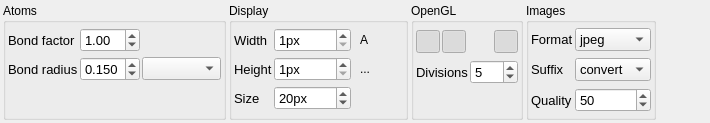
piti-diablotin/qAgate, file tabs/settings.ui: the form before one commit.
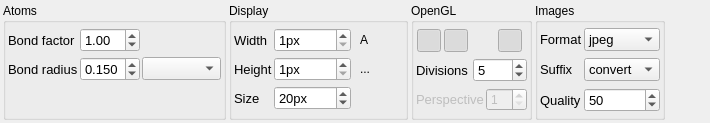
The form after the commit. Icons and pictures are not drawn. Custom widgets are drawn as their Qt base class.

Commit message: Add perspective angle option

```diff
--- a/tabs/settings.ui
+++ b/tabs/settings.ui
@@ -829,13 +829,7 @@
       </item>
       <item>
        <widget class="QWidget" name="widget_4" native="true">
-        <property name="sizePolicy">
-         <sizepolicy hsizetype="Preferred" vsizetype="Maximum">
-          <horstretch>0</horstretch>
-          <verstretch>0</verstretch>
-         </sizepolicy>
-        </property>
-        <layout class="QVBoxLayout" name="verticalLayout_3">
+        <layout class="QHBoxLayout" name="horizontalLayout_3">
          <property name="spacing">
           <number>2</number>
          </property>
@@ -852,17 +846,32 @@
           <number>0</number>
          </property>
          <item>
-          <spacer name="verticalSpacer_2">
-           <property name="orientation">
-            <enum>Qt::Vertical</enum>
+          <widget class="QLabel" name="perspectiveAngleLabel">
+           <property name="enabled">
+            <bool>false</bool>
            </property>
-           <property name="sizeHint" stdset="0">
-            <size>
-             <width>20</width>
-             <height>19</height>
-            </size>
+           <property name="font">
+            <font>
+             <pointsize>10</pointsize>
+            </font>
            </property>
-          </spacer>
+           <property name="text">
+            <string>Perspective</string>
+           </property>
+          </widget>
+         </item>
+         <item>
+          <widget class="QSpinBox" name="perspectiveAngle">
+           <property name="enabled">
+            <bool>false</bool>
+           </property>
+           <property name="minimum">
+            <number>1</number>
+           </property>
+           <property name="maximum">
+            <number>90</number>
+           </property>
+          </widget>
          </item>
         </layout>
        </widget>
```
The commit also changes 2 other files.
